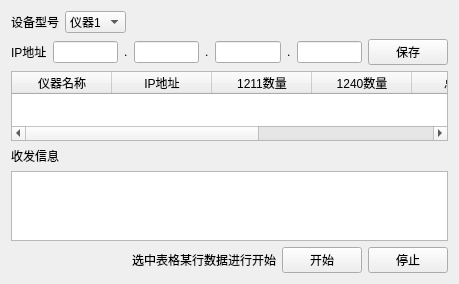
Old version of the form IOCardTool/multipleset.ui in the repository LiBang0613/IOCardTool.
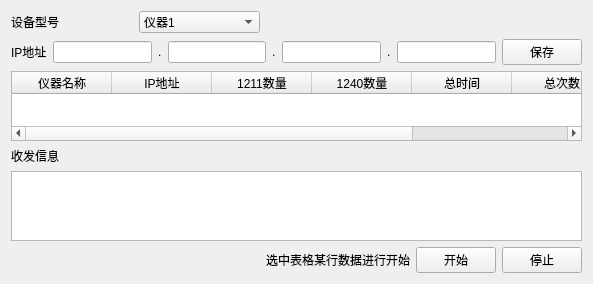
New version of the form.

The edit to the form file:
```diff
--- a/IOCardTool/multipleset.ui
+++ b/IOCardTool/multipleset.ui
@@ -6,7 +6,7 @@
    <rect>
     <x>0</x>
     <y>0</y>
-    <width>387</width>
+    <width>593</width>
     <height>284</height>
    </rect>
   </property>
```
